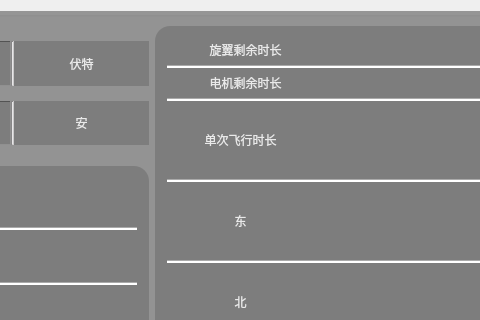
Qt form controls/InfoPanel/statusmonitor.ui (38277105/30GroundN) before a commit; both pictures show x 555 to 1035 and y 0 to 320 of the 1413 by 531 pixel window.
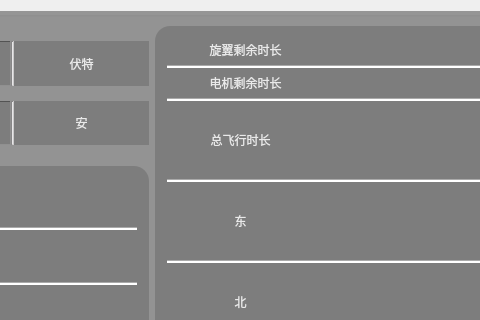
The same form after that commit. Icons and pictures are not drawn. Custom widgets are drawn as their Qt base class.

Commit message: 显示跟随按钮

The edit to the form file:
```diff
--- a/controls/InfoPanel/statusmonitor.ui
+++ b/controls/InfoPanel/statusmonitor.ui
@@ -1923,7 +1923,7 @@
 background-color: rgb(125, 125, 125);</string>
                </property>
                <property name="text">
-                <string>单次飞行时长</string>
+                <string>总飞行时长</string>
                </property>
                <property name="alignment">
                 <set>Qt::AlignCenter</set>
```
The commit also changes 7 other files.
